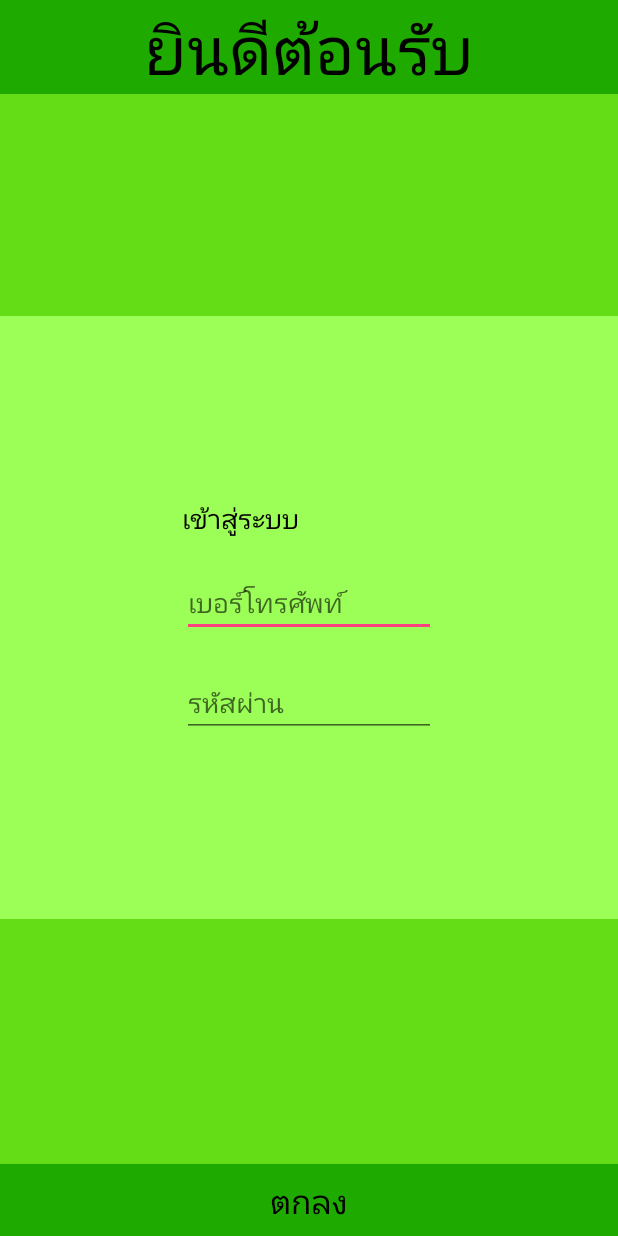
After one commit to RuthNatechanok/MySOS, an Android app: the layout activity_test.xml on its own in the app's theme, with its tools: preview values and no code run, on a phone screen of 412 x 824 dp. The commit adds this screen. Run offline under Robolectric (Android 15) with nearby library versions, the phone set to English and light mode, and no system bars.

Commit message:
11/10/60

```diff
--- a/app/src/main/AndroidManifest.xml
+++ b/app/src/main/AndroidManifest.xml
@@ -18,7 +18,7 @@
         android:roundIcon="@mipmap/ic_launcher_round"
         android:supportsRtl="true"
         android:theme="@style/AppTheme">
-        <activity android:name=".MapsActivity">
+        <activity android:name=".MainActivity">
             <intent-filter>
                 <action android:name="android.intent.action.MAIN" />
 
@@ -39,7 +39,7 @@
             android:value="@string/google_maps_key" />
 
         <activity
-            android:name=".MainActivity"
+            android:name=".MapsActivity"
             android:label="@string/title_activity_maps"></activity>
     </application>
 
--- /dev/null
+++ b/app/src/main/java/siam/kraicharoen/natechanok/mysos/test_Activity.java
@@ -0,0 +1,8 @@
+package siam.kraicharoen.natechanok.mysos;
+
+/**
+ * Created by Admin on 11/10/2560.
+ */
+
+public class test_Activity {
+}
--- /dev/null
+++ b/app/src/main/res/layout/activity_test.xml
@@ -0,0 +1,85 @@
+<?xml version="1.0" encoding="utf-8"?>
+<RelativeLayout xmlns:android="http://schemas.android.com/apk/res/android"
+    xmlns:tools="http://schemas.android.com/tools"
+    android:layout_width="match_parent"
+    android:layout_height="match_parent">
+    <ImageView
+        android:background="@color/colorPrimary"
+        android:scaleType="centerCrop"
+        android:layout_width="match_parent"
+        android:layout_height="match_parent" />
+    <LinearLayout
+        android:background="@color/colorPrimaryDark"
+        android:layout_width="match_parent"
+        android:layout_height="wrap_content">
+        <TextView
+            android:textColor="@color/textColorPrimary"
+            android:gravity="center"
+            android:textSize="20pt"
+            android:text="ยินดีต้อนรับ"
+            android:layout_width="match_parent"
+            android:layout_height="wrap_content" />
+
+    </LinearLayout>
+    <LinearLayout
+
+        android:padding="50pt"
+        android:background="@color/colorPrimaryLight"
+        android:layout_width="match_parent"
+        android:layout_height="wrap_content"
+        android:layout_centerVertical="true"
+        android:orientation="vertical">
+
+    <LinearLayout
+        android:orientation="vertical"
+        android:padding="10dp"
+        android:layout_width="match_parent"
+        android:layout_height="wrap_content">
+        <TextView
+            android:text="เข้าสู่ระบบ"
+            android:textSize="@dimen/h2"
+            android:textColor="@color/textColorPrimary"
+            android:layout_width="match_parent"
+            android:layout_height="wrap_content" />
+        </LinearLayout>
+<LinearLayout
+    android:orientation="vertical"
+    android:padding="10dp"
+    android:layout_width="match_parent"
+    android:layout_height="wrap_content">
+    <EditText
+        android:hint="เบอร์โทรศัพท์"
+        android:inputType="text"
+        android:id="@id/edttest"
+        android:layout_width="match_parent"
+        android:layout_height="wrap_content" />
+</LinearLayout>
+    <LinearLayout
+        android:orientation="vertical"
+        android:padding="10dp"
+        android:layout_width="match_parent"
+        android:layout_height="wrap_content"
+        >
+        <EditText
+            android:inputType="text"
+            android:id="@id/passtest"
+            android:hint="รหัสผ่าน"
+            android:layout_width="match_parent"
+            android:layout_height="wrap_content">
+            </EditText>
+
+    </LinearLayout>
+
+    </LinearLayout>
+    <Button
+
+        android:text="ตกลง"
+        android:textSize="10pt"
+        android:background="@color/colorPrimaryDark"
+        android:textColor="@color/textColorPrimary"
+        android:layout_width="match_parent"
+        android:layout_height="wrap_content"
+        android:layout_alignParentBottom="true"
+        />
+
+</RelativeLayout>
--- a/app/src/main/res/values/colors.xml
+++ b/app/src/main/res/values/colors.xml
@@ -1,9 +1,9 @@
 <?xml version="1.0" encoding="utf-8"?>
 <resources>
-    <color name="colorPrimary">#ff4081</color>
-    <color name="colorPrimaryDark">#c60055</color>
-    <color name="textColorPrimary">#fcfcff</color>
-    <color name="colorPrimaryLight">#ff79b0</color>
+    <color name="colorPrimary">#64dd17</color>
+    <color name="colorPrimaryDark">#1faa00</color>
+    <color name="textColorPrimary">#000000</color>
+    <color name="colorPrimaryLight">#9cff57</color>
 
     <color name="colorAccent">#FF4081</color>
 </resources>
--- /dev/null
+++ b/app/src/main/res/values/ids.xml
@@ -0,0 +1,5 @@
+<?xml version="1.0" encoding="utf-8"?>
+<resources>
+    <item name="edttest" type="id" />
+    <item name="passtest" type="id" />
+</resources>
```
